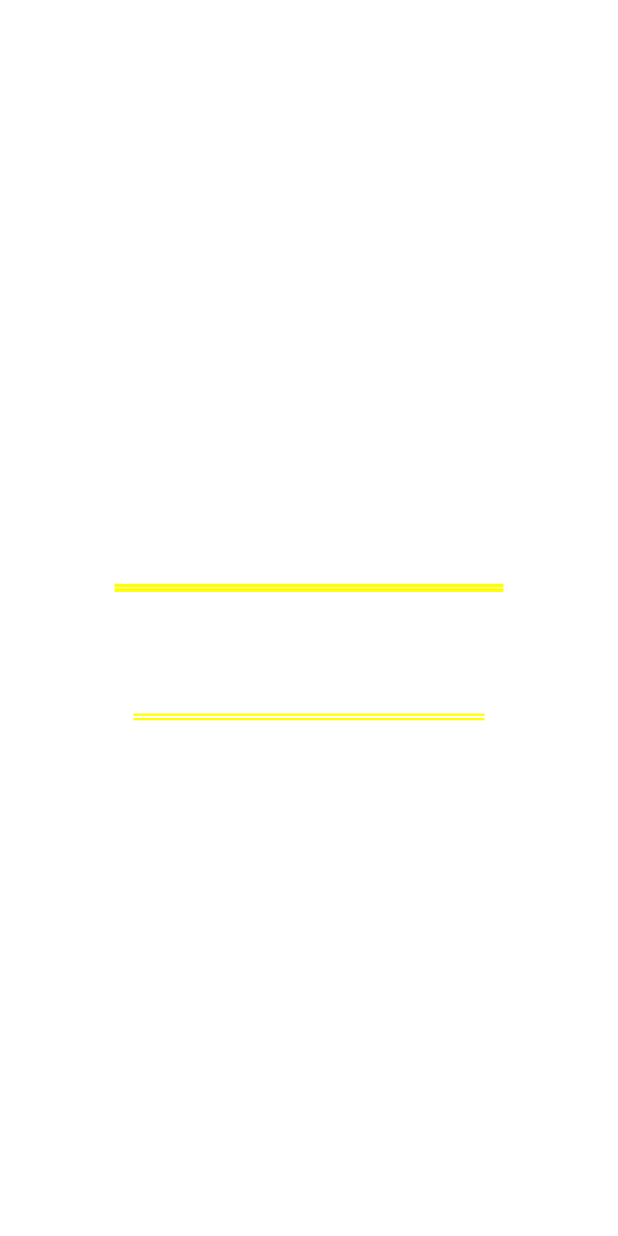
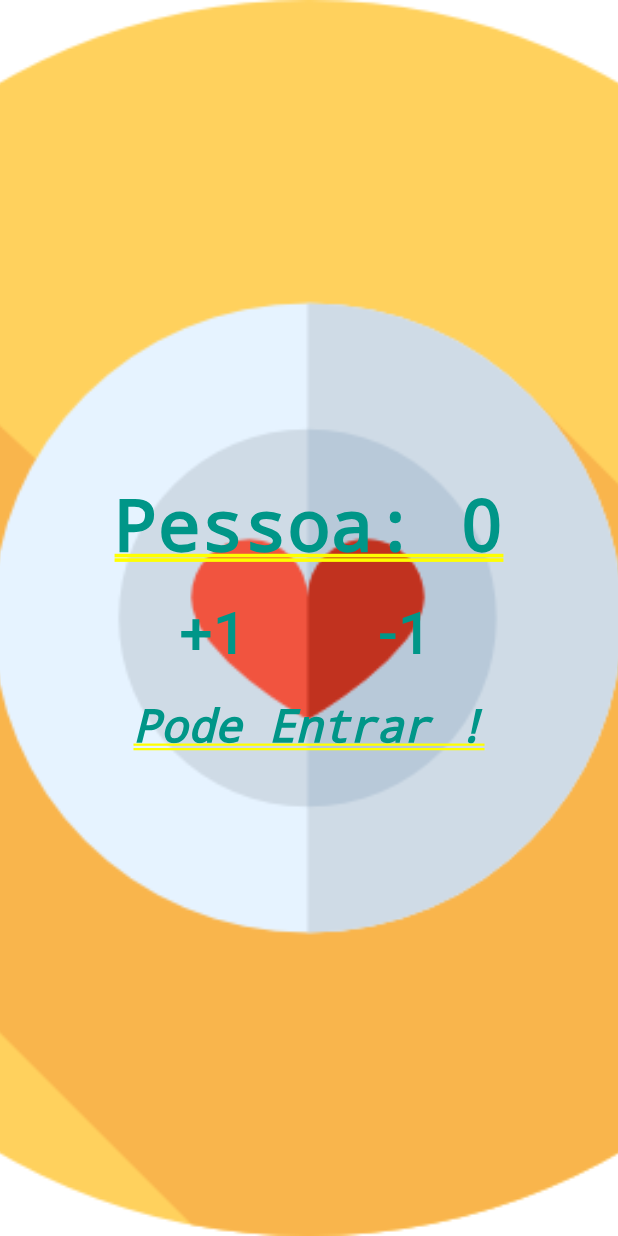
Before and after one commit to pedrosant/projeto_01_flutter_contador, a Flutter app: the screen it shows after launch, after a tap on "+1", on a phone screen of 412 x 824 dp. Run offline on Flutter 3.47's test engine with Material 2 defaults, Android fonts, the phone set to English and light mode, and no system bars.

Commit message:
Primeiro Commit

```diff
--- a/lib/main.dart
+++ b/lib/main.dart
@@ -2,38 +2,66 @@ import 'package:flutter/cupertino.dart';
 import 'package:flutter/material.dart';
 
 void main() {
-  runApp(MaterialApp(
-    title: "Aplicativo Contador",
-    home: Column(
+  runApp(MaterialApp(title: "Aplicativo Contador", home: Home()));
+}
+
+class Home extends StatefulWidget {
+  @override
+  _homeState createState() => _homeState();
+}
+
+class _homeState extends State<Home> {
+  @override
+  Widget build(BuildContext context) {
+    return Stack(
+      children: <Widget>[
+        Image.asset(
+          "images/imagesApp1Flutter.png",
+          fit: BoxFit.cover,
+          height: 1000,
+        ),
+        Column(
           mainAxisAlignment: MainAxisAlignment.center,
           children: <Widget>[
             Text(
               "Pessoa: 0",
-          style: TextStyle(color: Colors.white, fontWeight: FontWeight.bold),
+              style: TextStyle(color: Colors.teal, fontWeight: FontWeight.bold),
             ),
             Row(
               mainAxisAlignment: MainAxisAlignment.center,
               children: <Widget>[
-            FlatButton(
-              child:
-              Text("+1", style: TextStyle(fontSize: 40.0, color: Colors.white)
+                Padding(
+                  padding: EdgeInsets.all(20.0),
+                  child: FlatButton(
+                    child: Text("+1",
+                        style: TextStyle(fontSize: 40.0, color: Colors.teal)),
+                    onPressed: () {
+                      debugPrint("+1");
+                    },
                   ),
-              onPressed: () {},
                 ),
-            FlatButton(
-              child:
-              Text("-1", style: TextStyle(fontSize: 40.0, color: Colors.white)
+                Padding(
+                  padding: EdgeInsets.all(20.0),
+                  child: FlatButton(
+                    child: Text("-1",
+                        style: TextStyle(fontSize: 40.0, color: Colors.teal)),
+                    onPressed: () {
+                      debugPrint("-1");
+                    },
                   ),
-              onPressed: () {},
                 ),
               ],
             ),
             Text(
               "Pode Entrar !",
               style: TextStyle(
-              color: Colors.white, fontStyle: FontStyle.italic, fontSize: 30),
+                  color: Colors.teal,
+                  fontStyle: FontStyle.italic,
+                  fontSize: 30),
             ),
           ],
         ),
-  ));
+      ],
+    );
   }
+}
--- a/pubspec.yaml
+++ b/pubspec.yaml
@@ -44,7 +44,8 @@ flutter:
   # assets:
   #  - images/a_dot_burr.jpeg
   #  - images/a_dot_ham.jpeg
-
+  assets:
+      - images/imagesApp1Flutter.png
   # An image asset can refer to one or more resolution-specific "variants", see
   # https://flutter.dev/assets-and-images/#resolution-aware.
 
```
Also changed, not shown: images/imagesApp1Flutter.png (added). Lines whose indentation alone changed are shown as unchanged.
